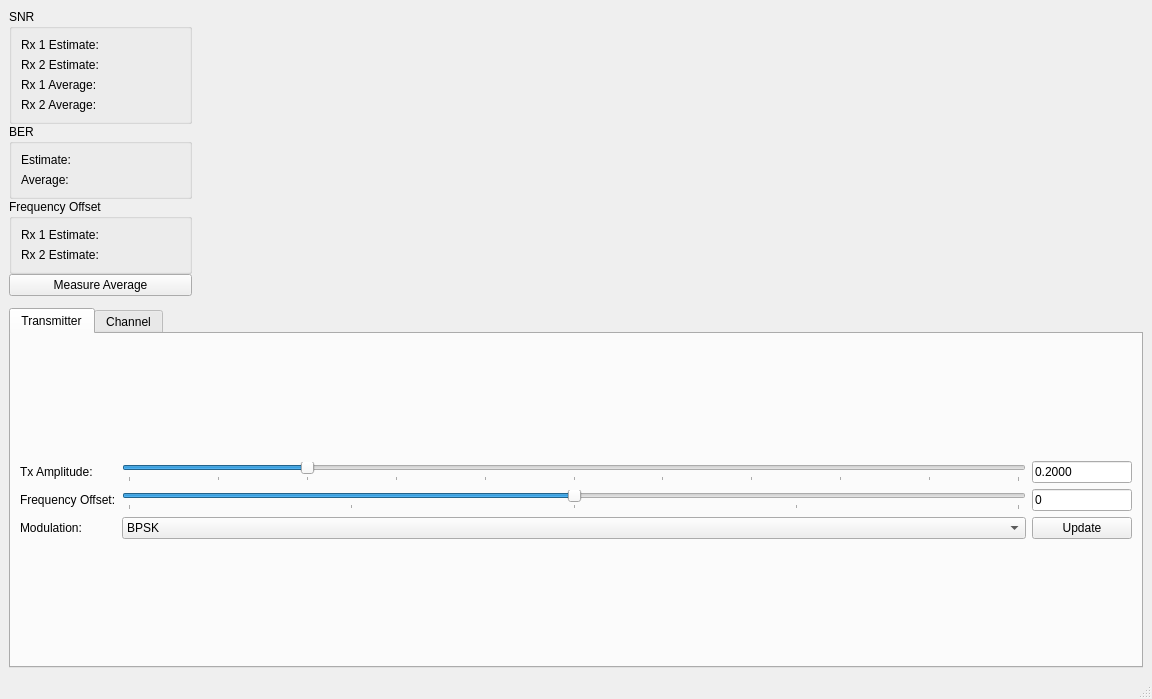
Qt form apps/gui/ofdm_mrrc_rx_gui_window.ui (rwth-ti/gr-ofdm) before a commit.
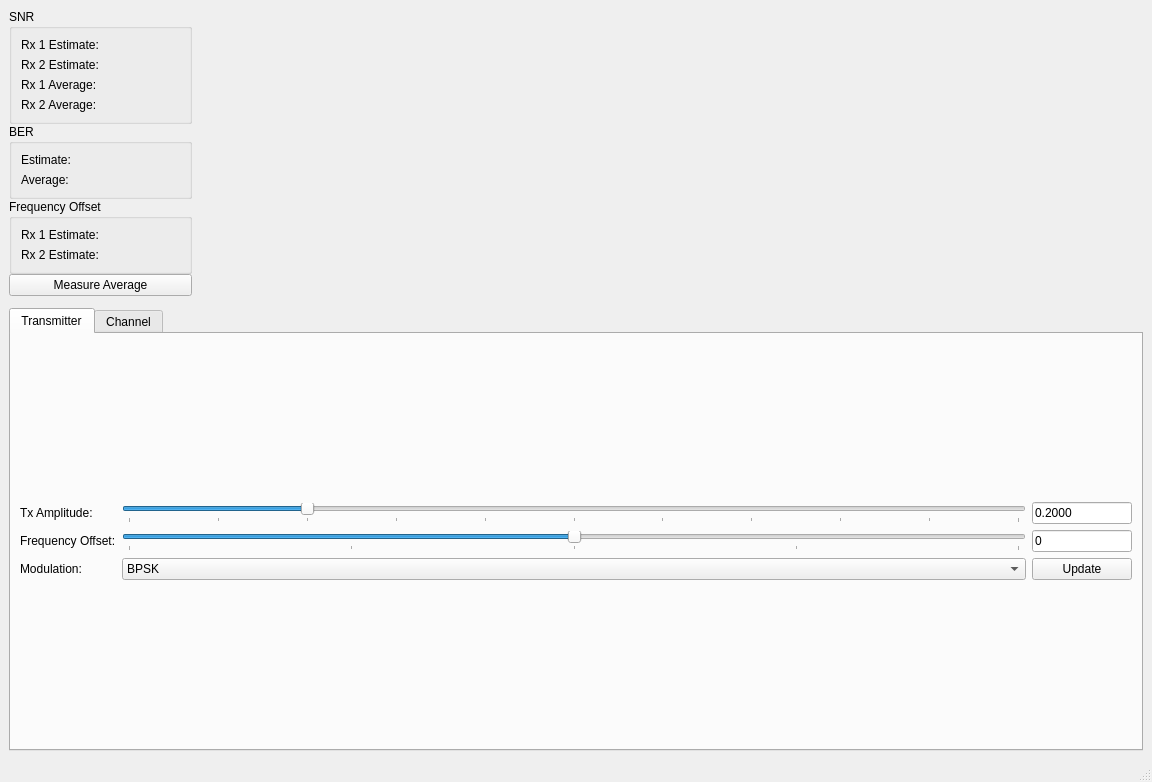
The same form after that commit. Custom widgets are drawn as their Qt base class.

Patch:
```diff
--- a/apps/gui/ofdm_mrrc_rx_gui_window.ui
+++ b/apps/gui/ofdm_mrrc_rx_gui_window.ui
@@ -7,7 +7,7 @@
     <x>0</x>
     <y>0</y>
     <width>1152</width>
-    <height>699</height>
+    <height>782</height>
    </rect>
   </property>
   <property name="windowTitle">
```
Left out of the diff: 63 changed lines with no effect on the pictures.
